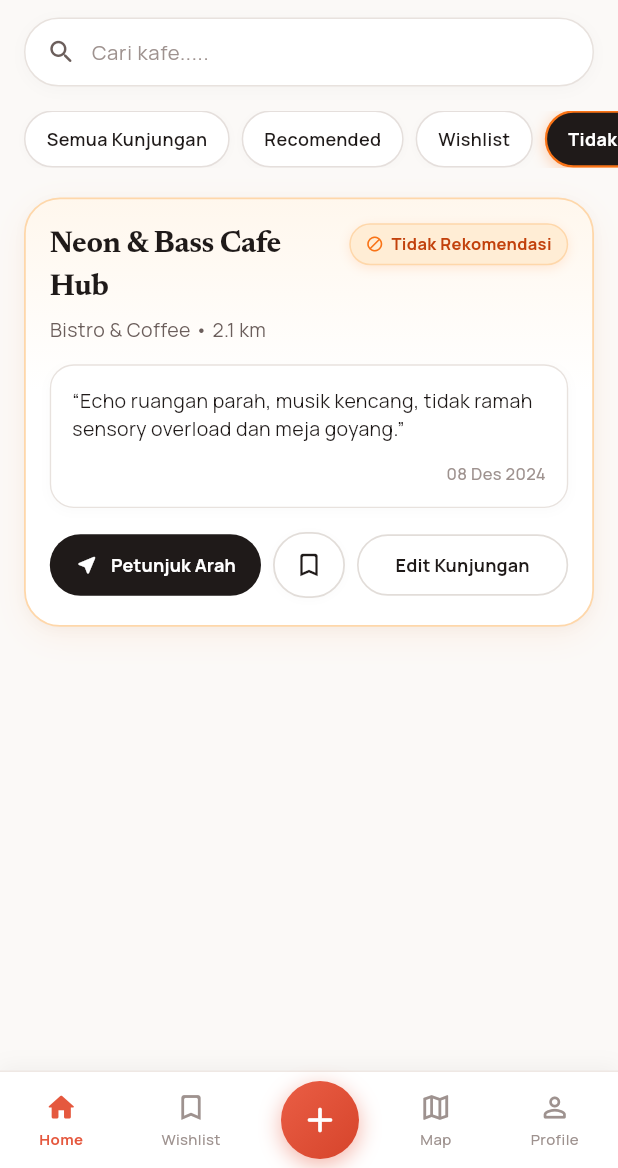
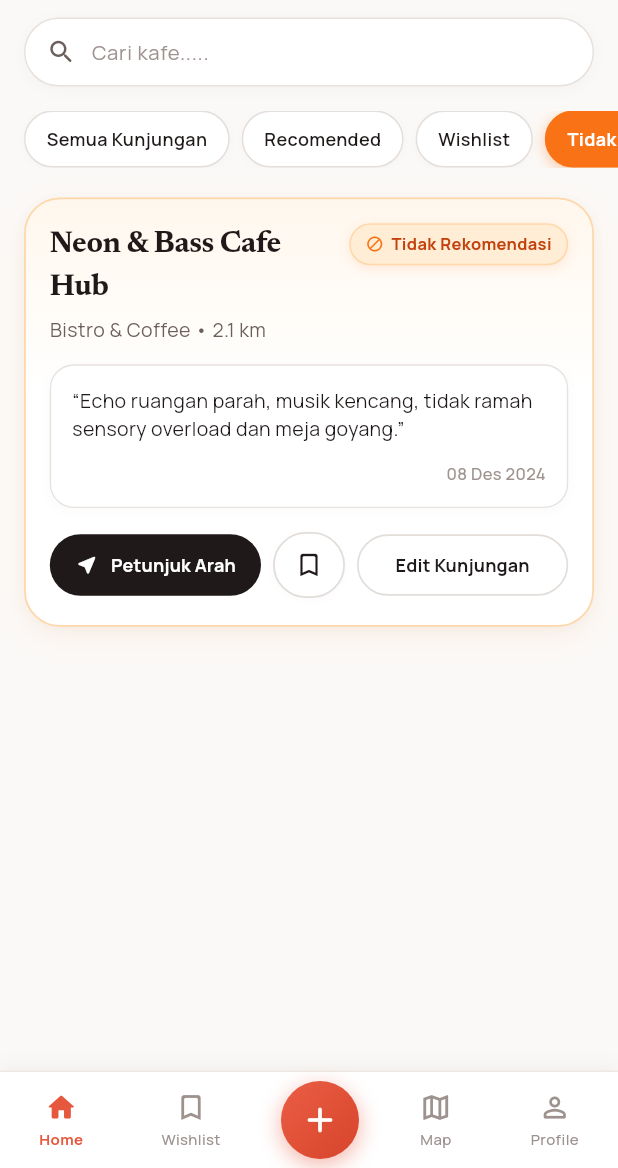
Before and after one commit to Rakuriz07/placeproof, a Flutter app: the screen it shows after launch, after a tap on "Recomended", after a tap on "Wishlist", after a tap on "Tidak Rekomendasi", on a phone screen of 412 x 824 dp, the part 68-1236 px from its top. Run offline on Flutter 3.47's test engine with Material 3 defaults, Android fonts, the light colour scheme and no system bars; our stand-ins replace flutter_layout_grid, google_fonts; network calls fail.

Commit message:
style: set selected filter pill container background color to match category

```diff
--- a/lib/widgets/quick_filter_pills.dart
+++ b/lib/widgets/quick_filter_pills.dart
@@ -4,13 +4,13 @@ import '../theme/app_theme.dart';
 class FilterPillItem {
   final String id;
   final String label;
-  final Color? activeBorderColor;
+  final Color? activeColor;
   final IconData? icon;
 
   const FilterPillItem({
     required this.id,
     required this.label,
-    this.activeBorderColor,
+    this.activeColor,
     this.icon,
   });
 }
@@ -29,40 +29,40 @@ class QuickFilterPills extends StatelessWidget {
     FilterPillItem(
       id: 'all',
       label: 'Semua Kunjungan',
-      activeBorderColor: AppColors.darkButton,
+      activeColor: AppColors.darkButton,
     ),
     FilterPillItem(
       id: 'rekomendasi',
       label: 'Recomended',
-      activeBorderColor: AppColors.blueDot,
+      activeColor: AppColors.blueDot,
     ),
     FilterPillItem(
       id: 'wishlist_selesai',
       label: 'Wishlist',
-      activeBorderColor: AppColors.pinkDot,
+      activeColor: AppColors.pinkDot,
     ),
     FilterPillItem(
       id: 'tidak',
       label: 'Tidak Rekomendasi',
-      activeBorderColor: AppColors.orangeDot,
+      activeColor: AppColors.orangeDot,
     ),
     FilterPillItem(
       id: 'visited',
       label: 'Kunjungan Saya',
       icon: Icons.history_edu_rounded,
-      activeBorderColor: AppColors.primaryAccent,
+      activeColor: AppColors.primaryAccent,
     ),
     FilterPillItem(
       id: 'wishlist',
       label: 'Tersimpan',
       icon: Icons.bookmark_border_rounded,
-      activeBorderColor: AppColors.pinkDot,
+      activeColor: AppColors.pinkDot,
     ),
     FilterPillItem(
       id: 'sound',
       label: '< 50 dB Tenang',
       icon: Icons.volume_down_rounded,
-      activeBorderColor: AppColors.greenDot,
+      activeColor: AppColors.blueDot,
     ),
   ];
 
@@ -78,7 +78,7 @@ class QuickFilterPills extends StatelessWidget {
         itemBuilder: (context, index) {
           final filter = defaultFilters[index];
           final isSelected = filter.id == selectedFilterId;
-          final activeBorder = filter.activeBorderColor ?? AppColors.darkButton;
+          final activeColor = filter.activeColor ?? AppColors.darkButton;
 
           return InkWell(
             onTap: () => onFilterSelected(filter.id),
@@ -88,18 +88,18 @@ class QuickFilterPills extends StatelessWidget {
               curve: Curves.easeInOut,
               padding: const EdgeInsets.symmetric(horizontal: 14, vertical: 8),
               decoration: BoxDecoration(
-                color: isSelected ? AppColors.darkButton : Colors.white,
+                color: isSelected ? activeColor : Colors.white,
                 borderRadius: BorderRadius.circular(19),
                 border: Border.all(
-                  color: isSelected ? activeBorder : const Color(0xFFE5DFDC),
-                  width: isSelected ? 1.5 : 1,
+                  color: isSelected ? activeColor : const Color(0xFFE5DFDC),
+                  width: 1,
                 ),
                 boxShadow: isSelected
                     ? [
                         BoxShadow(
-                          color: activeBorder.withValues(alpha: 0.35),
+                          color: activeColor.withValues(alpha: 0.38),
                           blurRadius: 8,
-                          offset: const Offset(0, 2),
+                          offset: const Offset(0, 2.5),
                         ),
                       ]
                     : [
```
